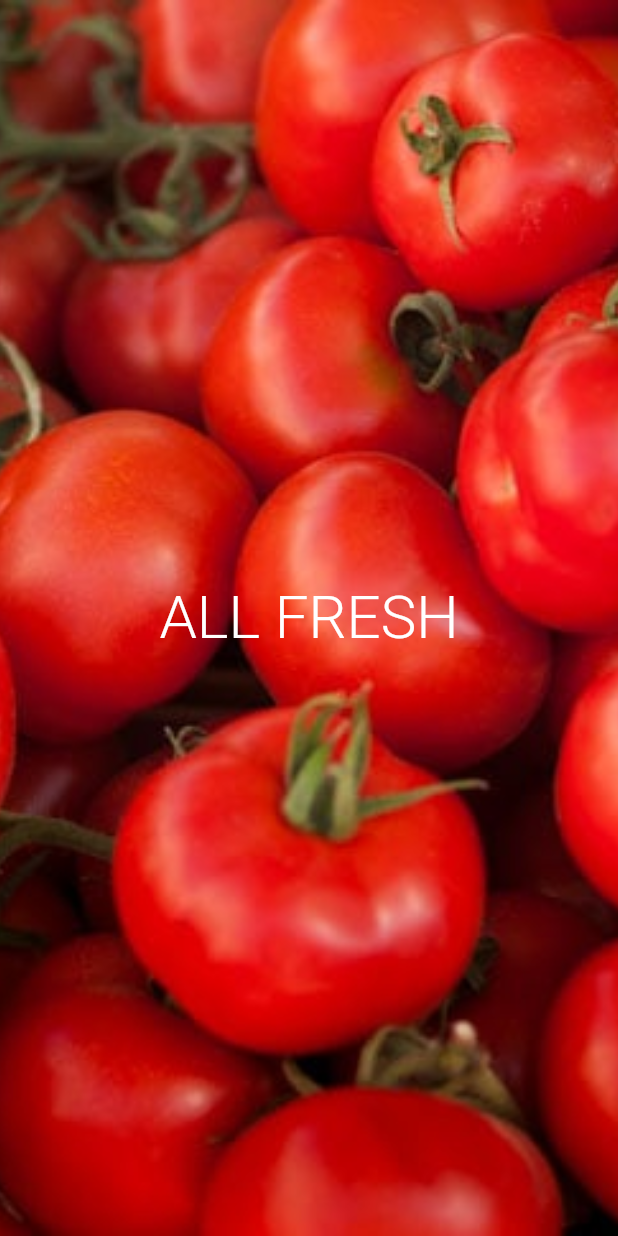
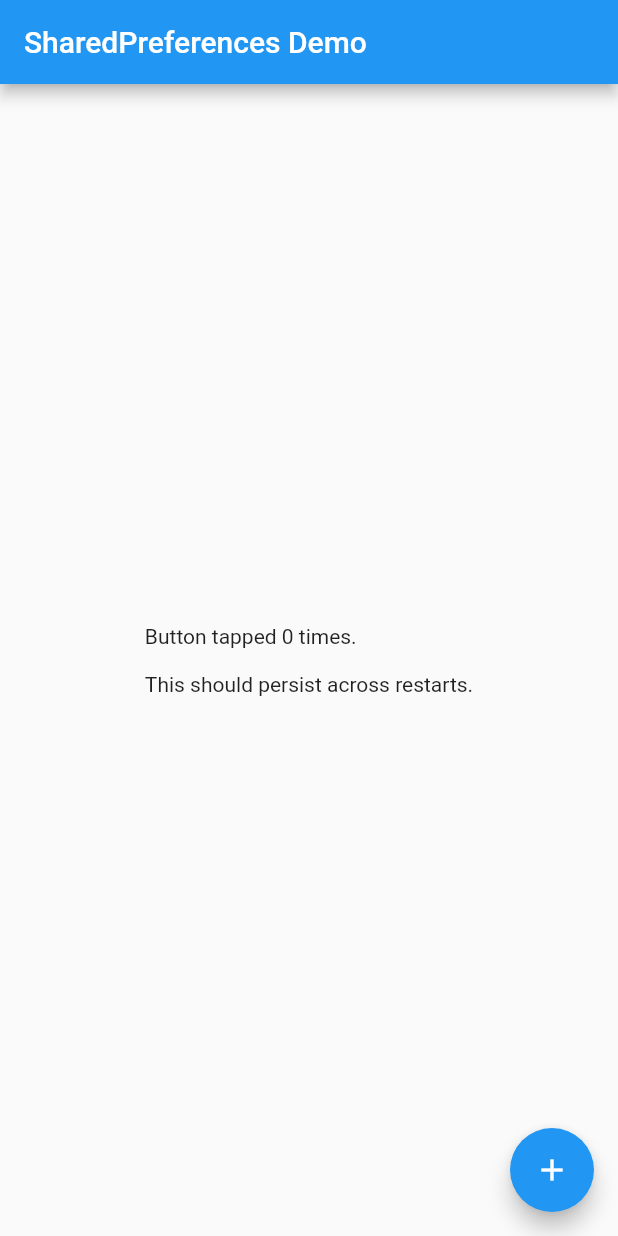
Before and after one commit to sanjaysingh1990/ALLFRESH-Flutter-, a Flutter app: the first screen one second after launch, on a phone screen of 412 x 824 dp. Run offline on Flutter 3.47's test engine with Material 2 defaults, Android fonts, the phone set to English and light mode, and no system bars; our stand-ins replace shared_preferences, sqflite; accounts and stored records are empty; Roboto replaces fonts that are missing (Merriweather).

Commit message:
sqflite and sharedpreference done

```diff
--- /dev/null
+++ b/lib/Helper/sharedpreferencedemo.dart
@@ -0,0 +1,86 @@
+// Copyright 2017 The Chromium Authors. All rights reserved.
+// Use of this source code is governed by a BSD-style license that can be
+// found in the LICENSE file.
+
+import 'dart:async';
+
+import 'package:flutter/material.dart';
+import 'package:shared_preferences/shared_preferences.dart';
+
+
+
+class SharedPrefDemo extends StatelessWidget {
+  @override
+  Widget build(BuildContext context) {
+    return new MaterialApp(
+      title: 'SharedPreferences Demo',
+      home: new SharedPreferencesDemo(),
+    );
+  }
+}
+
+class SharedPreferencesDemo extends StatefulWidget {
+  SharedPreferencesDemo({Key key}) : super(key: key);
+
+  @override
+  SharedPreferencesDemoState createState() => new SharedPreferencesDemoState();
+}
+
+class SharedPreferencesDemoState extends State<SharedPreferencesDemo> {
+  Future<SharedPreferences> _prefs = SharedPreferences.getInstance();
+  Future<int> _counter;
+
+  Future<Null> _incrementCounter() async {
+    final SharedPreferences prefs = await _prefs;
+    final int counter = (prefs.getInt('counter') ?? 0) + 1;
+
+    setState(() {
+      _counter = prefs.setInt("counter", counter).then((bool success) {
+        return counter;
+      });
+    });
+  }
+
+  @override
+  void initState() {
+    super.initState();
+    _counter = _prefs.then((SharedPreferences prefs) {
+      int val=(prefs.getInt('counter') ?? 0);
+      print(val);
+      return val;
+    });
+  }
+
+  @override
+  Widget build(BuildContext context) {
+    return new Scaffold(
+      appBar: new AppBar(
+        title: const Text("SharedPreferences Demo"),
+      ),
+      body: new Center(
+          child: new FutureBuilder<int>(
+              future: _counter,
+              builder: (BuildContext context, AsyncSnapshot<int> snapshot) {
+                switch (snapshot.connectionState) {
+                  case ConnectionState.waiting:
+                    return const CircularProgressIndicator();
+                  default:
+                    if (snapshot.hasError) {
+                       print('Error: ${snapshot.error}');
+                      return new Text('Error: ${snapshot.error}');
+                    }
+                      else
+                      return new Text(
+                        'Button tapped ${snapshot.data} time${ snapshot.data == 1 ? '' : 's' }.\n\n'
+                            'This should persist across restarts.',
+                      );
+                }
+              })),
+      floatingActionButton: new FloatingActionButton(
+        onPressed: _incrementCounter,
+        tooltip: 'Increment',
+        child: const Icon(Icons.add),
+      ),
+    );
+  }
+}
--- a/lib/main.dart
+++ b/lib/main.dart
@@ -1,4 +1,5 @@
 import 'package:flutter/material.dart';
+import 'package:page_transformer/Helper/sharedpreferencedemo.dart';
 import 'package:page_transformer/SplashScreen.dart';
 import 'package:page_transformer/fragments/ItemDetailScreen.dart';
 import 'package:page_transformer/home/HomePage.dart';
@@ -16,7 +17,7 @@ class MyApp extends StatelessWidget {
       theme: ThemeData(
         primarySwatch: Colors.blue,
       ),
-      home: SplashScreen(),
+      home: SharedPrefDemo(),
       routes: <String, WidgetBuilder>{
         '/HomeScreen': (BuildContext context) => new IntroPageView(),
         '/DashBorad': (BuildContext context) => new HomePage(),
--- a/pubspec.yaml
+++ b/pubspec.yaml
@@ -4,6 +4,10 @@ description: A new Flutter project.
 dependencies:
   flutter:
     sdk: flutter
+  cupertino_icons: ^0.1.2
+  path_provider: ^0.4.1
+  sqflite: ^0.11.1
+  shared_preferences: ^0.4.2
 
 dev_dependencies:
   flutter_test:
```
Also changed, not shown: lib/database/database.dart (added, +72 -0 lines), lib/model/employee.dart (added, +10 -0 lines), 3 other files.
